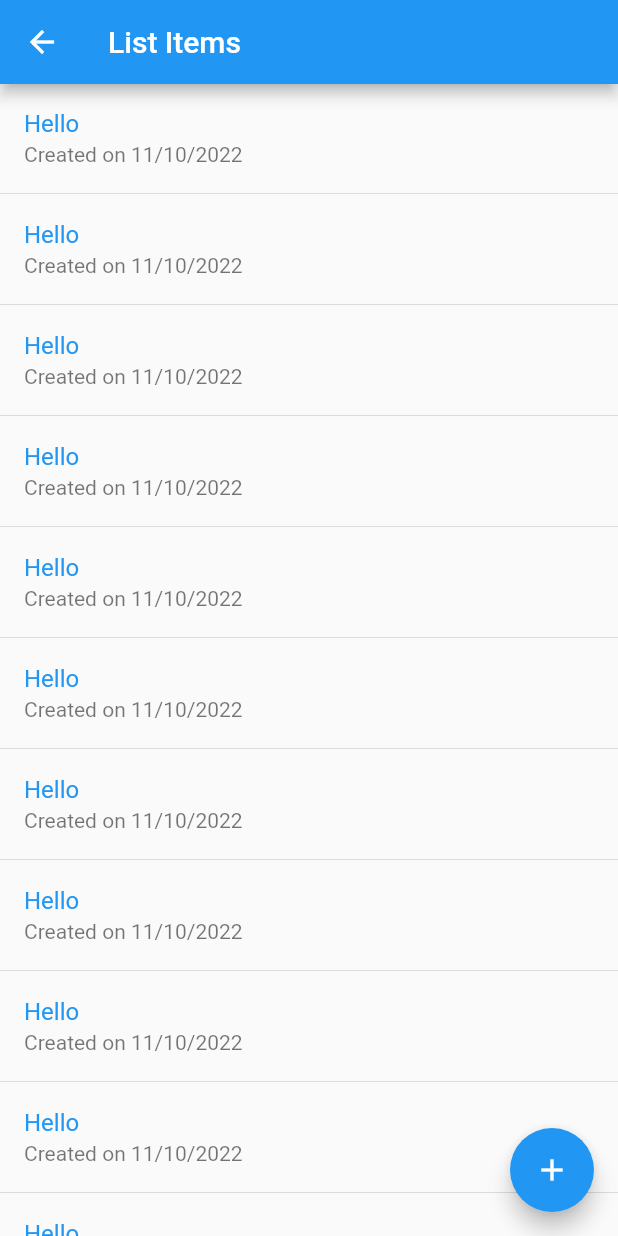
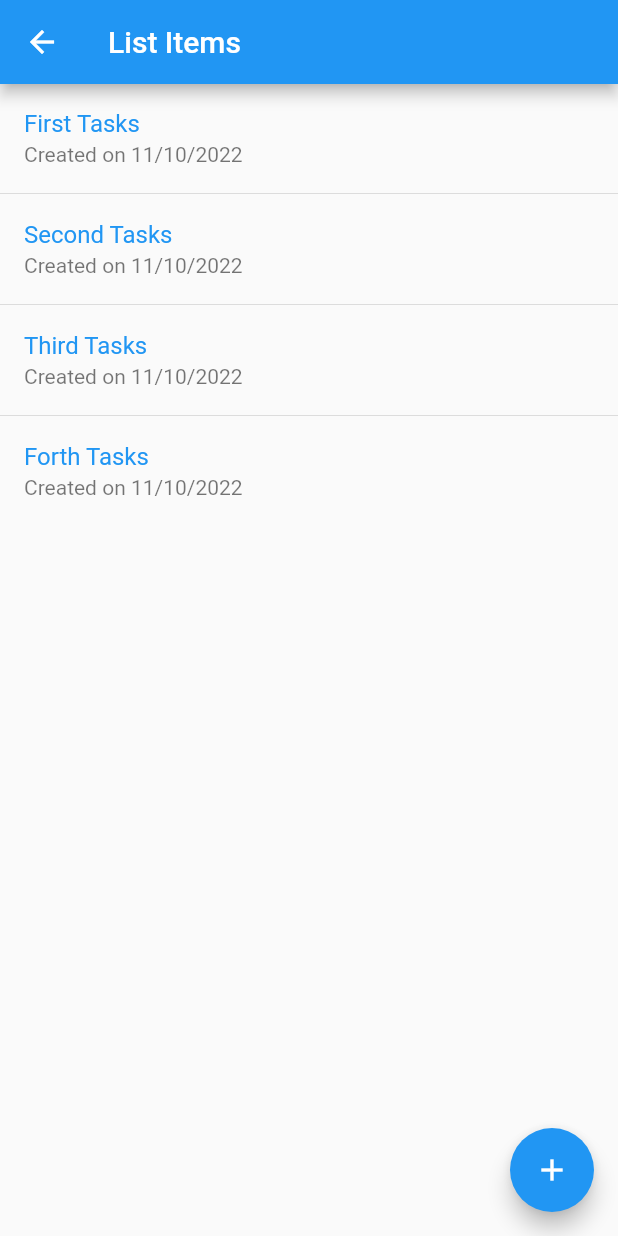
Before and after one commit to indieka900/second-flutter-app, a Flutter app: the Mylist screen opened directly, on a phone screen of 412 x 824 dp. Run offline on Flutter 3.47's test engine with Material 2 defaults, Android fonts, the phone set to English and light mode, and no system bars.

Commit message:
Second tutorial

```diff
--- a/lib/pages/pages/notelist.dart
+++ b/lib/pages/pages/notelist.dart
@@ -1,7 +1,34 @@
 import 'package:flutter/material.dart';
+import 'package:flutterpro/pages/pages/pages_for_listing.dart';
 
 class Mylist extends StatelessWidget {
-  const Mylist({super.key});
+  Mylist({super.key});
+  final notes = [
+    new NotesL(
+        noteId: '1',
+        CreatDateTime: DateTime.now(),
+        noteTitle: 'First Tasks',
+        lastEditedDatetime: DateTime.now()),
+    new NotesL(
+        noteId: '2',
+        CreatDateTime: DateTime.now(),
+        noteTitle: 'Second Tasks',
+        lastEditedDatetime: DateTime.now()),
+    new NotesL(
+        noteId: '3',
+        CreatDateTime: DateTime.now(),
+        noteTitle: 'Third Tasks',
+        lastEditedDatetime: DateTime.now()),
+    new NotesL(
+        noteId: '4',
+        CreatDateTime: DateTime.now(),
+        noteTitle: 'Forth Tasks',
+        lastEditedDatetime: DateTime.now()),
+  ];
+
+  String formatDateTime(DateTime dateTime) {
+    return '${dateTime.day}/${dateTime.month}/${dateTime.year}';
+  }
 
   @override
   Widget build(BuildContext context) {
@@ -17,14 +44,15 @@ class Mylist extends StatelessWidget {
           itemBuilder: (_, index) {
             return ListTile(
               title: Text(
-                "Hello",
+                notes[index].noteTitle,
                 style: TextStyle(color: Theme.of(context).primaryColor),
               ),
-              subtitle: Text('Created on 11/10/2022'),
+              subtitle: Text(
+                  'Created on ${formatDateTime(notes[index].CreatDateTime)}'),
             );
           },
           separatorBuilder: (_, __) => Divider(height: 2),
-          itemCount: 20),
+          itemCount: notes.length),
     );
   }
 }
--- /dev/null
+++ b/lib/pages/pages/pages_for_listing.dart
@@ -0,0 +1,9 @@
+class NotesL {
+  var noteId;
+  var noteTitle;
+  var CreatDateTime;
+  var lastEditedDatetime;
+
+  NotesL({this.noteId, this.noteTitle, this.CreatDateTime,
+      this.lastEditedDatetime}) {}
+}
```
